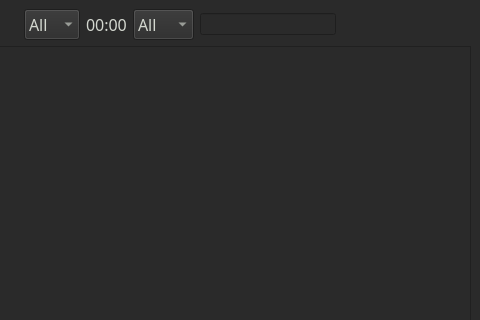
Above: dialog.ui from mbridak/potato before the change; both pictures show x 120 to 600 and y 0 to 320 of the 600 by 700 pixel window. Below: the same form after it.
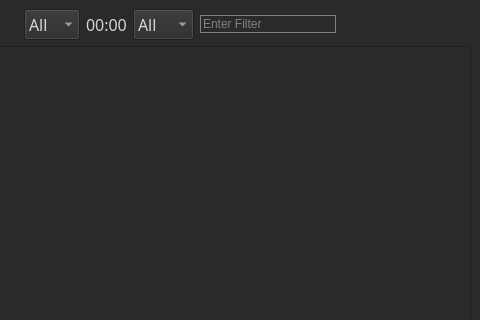
That is the form after the change. Icons and pictures are not drawn.

Commit message: add border and placeholder text to text field.

Diff of the .ui file:
```diff
--- a/dialog.ui
+++ b/dialog.ui
@@ -195,6 +195,12 @@
           <property name="toolTip">
            <string extracomment="Location Filter"/>
           </property>
+          <property name="styleSheet">
+           <string notr="true">border: 1px solid grey;</string>
+          </property>
+          <property name="placeholderText">
+           <string>Enter Filter</string>
+          </property>
          </widget>
         </item>
         <item>
```
